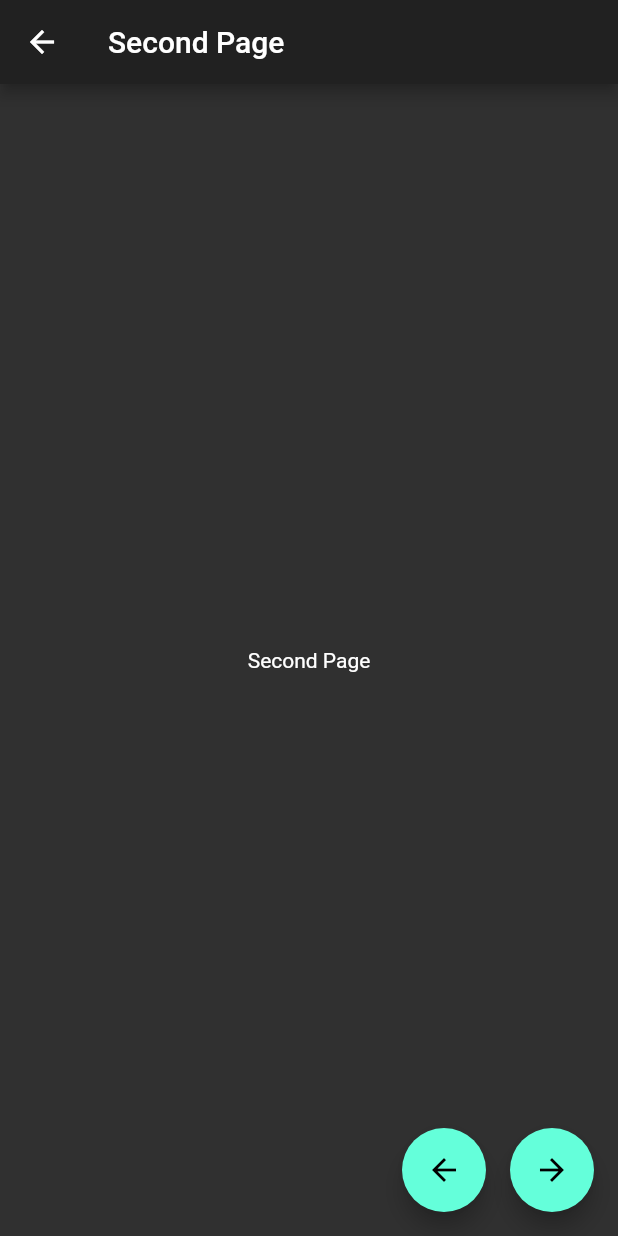
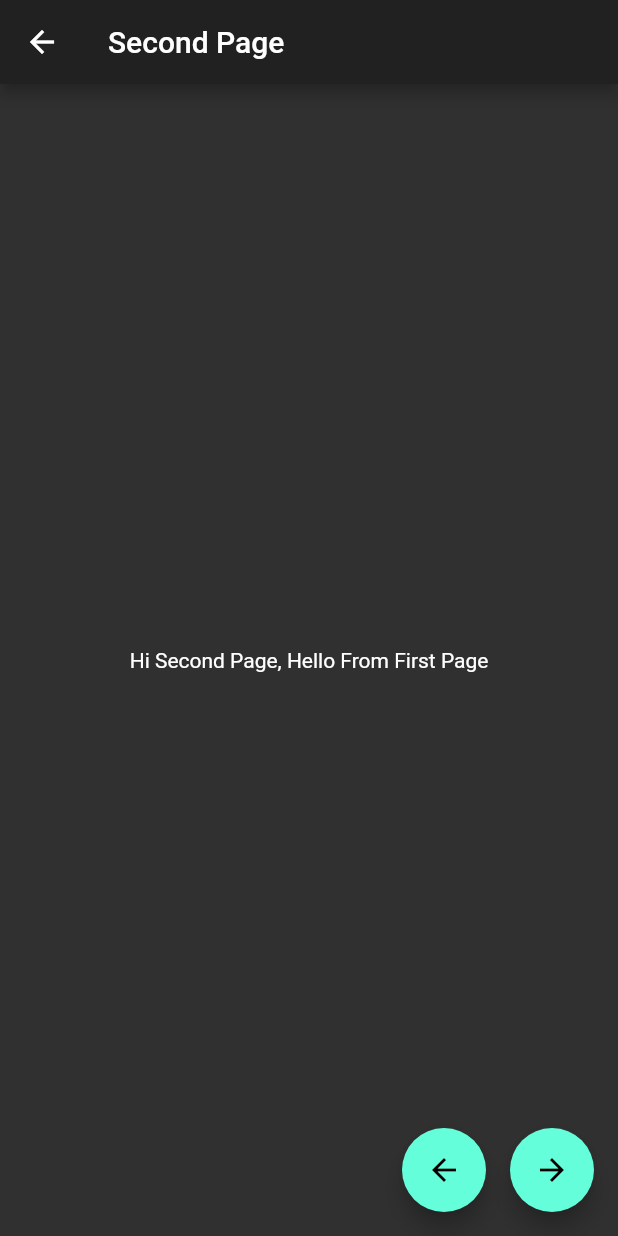
Before and after one commit to dhiyaaulauliyaa/flutter_navigation_service, a Flutter app: the screen it shows after launch, after a tap on the "arrow forward" icon, on a phone screen of 412 x 824 dp. Run offline on Flutter 3.47's test engine with Material 2 defaults, Android fonts, the light colour scheme and no system bars.

Commit message:
implement params passing between pages

```diff
--- a/lib/pages/pages.dart
+++ b/lib/pages/pages.dart
@@ -16,7 +16,9 @@ class FirstPage extends BaseStateless {
       floatingActionButton: FloatingActionButton(
         heroTag: 'p1',
         onPressed: () {
-          nav.push(SecondPage());
+          nav.push(SecondPage(
+            title: 'Hi Second Page, Hello From First Page',
+          ));
         },
         child: const Icon(Icons.arrow_forward),
       ),
@@ -25,16 +27,21 @@ class FirstPage extends BaseStateless {
 }
 
 class SecondPage extends BaseStateless {
-  SecondPage({Key? key}) : super(key: key);
+  SecondPage({
+    Key? key,
+    required this.title,
+  }) : super(key: key);
+
+  final String title;
 
   @override
   Widget body() {
     return Scaffold(
       appBar: AppBar(
-        title: const Text('Second Page'),
+        title: Text('Second Page'),
       ),
-      body: const Center(
-        child: Text('Second Page'),
+      body: Center(
+        child: Text(title),
       ),
       floatingActionButton: Row(
         mainAxisAlignment: MainAxisAlignment.end,
```
